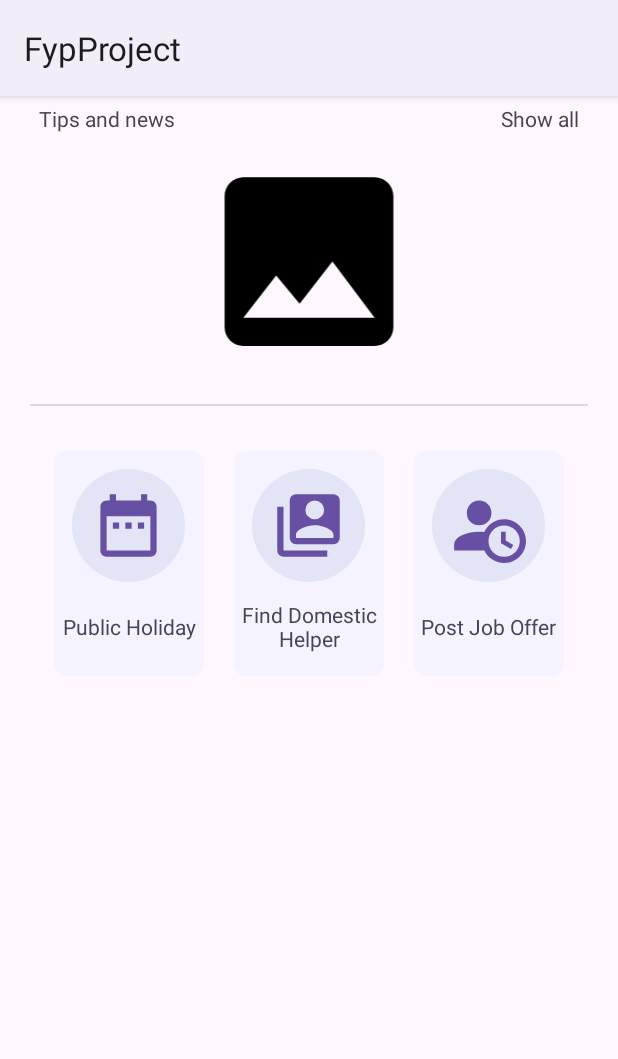
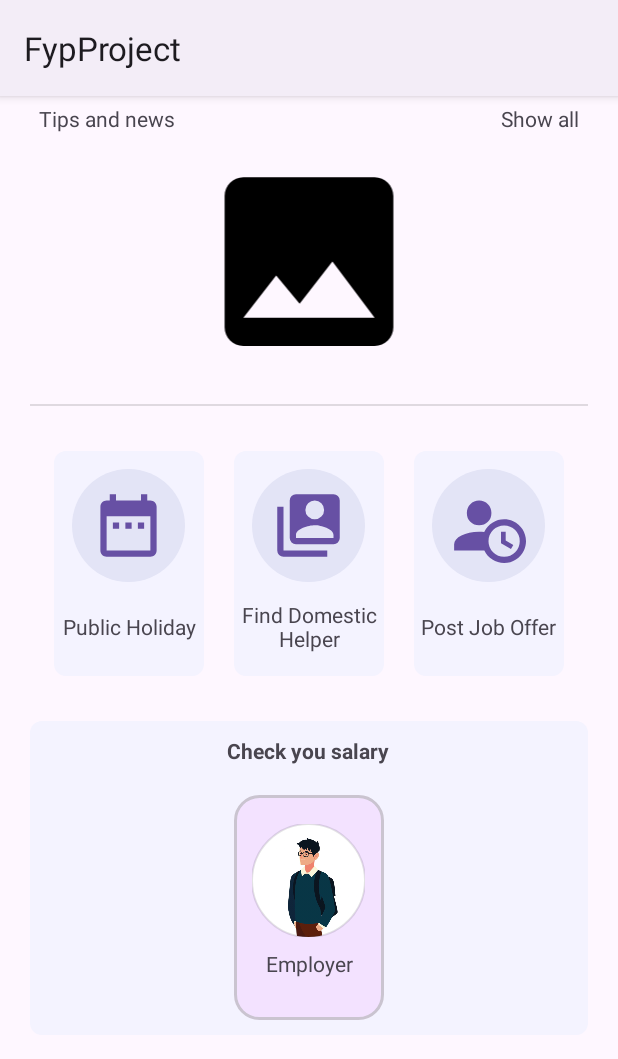
Before and after one commit to singhRamandeep101/Domestic-helper-app, an Android app: the fragment DhHomeFragment shown on its own in the app's theme, on a phone screen of 412 x 824 dp. Shown: the top 1059 px of the screen. Run offline under Robolectric (Android 15) with nearby library versions, the light colour scheme and no system bars.

Commit message:
Update fragment_dh_home.xml

```diff
--- a/FypProject/app/src/main/res/layout/fragment_dh_home.xml
+++ b/FypProject/app/src/main/res/layout/fragment_dh_home.xml
@@ -3,6 +3,7 @@
     xmlns:tools="http://schemas.android.com/tools"
     android:layout_width="match_parent"
     android:layout_height="match_parent"
+    xmlns:app="http://schemas.android.com/apk/res-auto"
     tools:context=".activities.DhHomeFragment">
 
     <!-- TODO: Update blank fragment layout -->
@@ -165,6 +166,49 @@
             </LinearLayout>
         </LinearLayout>
 
+        <LinearLayout
+            android:layout_width="match_parent"
+            android:layout_height="wrap_content"
+            android:orientation="vertical"
+            android:gravity="center"
+            android:background="@drawable/block"
+            android:layout_margin="20dp">
+
+            <TextView
+                android:layout_width="wrap_content"
+                android:layout_height="wrap_content"
+                android:text="Check you salary"
+                android:textStyle="bold"
+                android:layout_marginVertical="10dp"/>
+
+            <LinearLayout
+                android:id="@+id/btn_MyDomesticHelper"
+                android:layout_width="100dp"
+                android:layout_height="150dp"
+                android:orientation="vertical"
+                android:background="@drawable/card"
+                android:gravity="center"
+                android:layout_margin="10dp">
+
+                <com.google.android.material.imageview.ShapeableImageView
+                    android:layout_width="75dp"
+                    android:layout_height="75dp"
+                    android:src="@drawable/icon_employer"
+                    app:strokeWidth="1dp"
+                    app:shapeAppearanceOverlay="@style/roundedImageView">
+
+                </com.google.android.material.imageview.ShapeableImageView>
+
+                <TextView
+                    android:layout_width="match_parent"
+                    android:layout_height="35dp"
+                    android:gravity="center"
+                    android:text="Employer" />
+
+            </LinearLayout>
+
+        </LinearLayout>
+
     </LinearLayout>
 
 </RelativeLayout>
```
